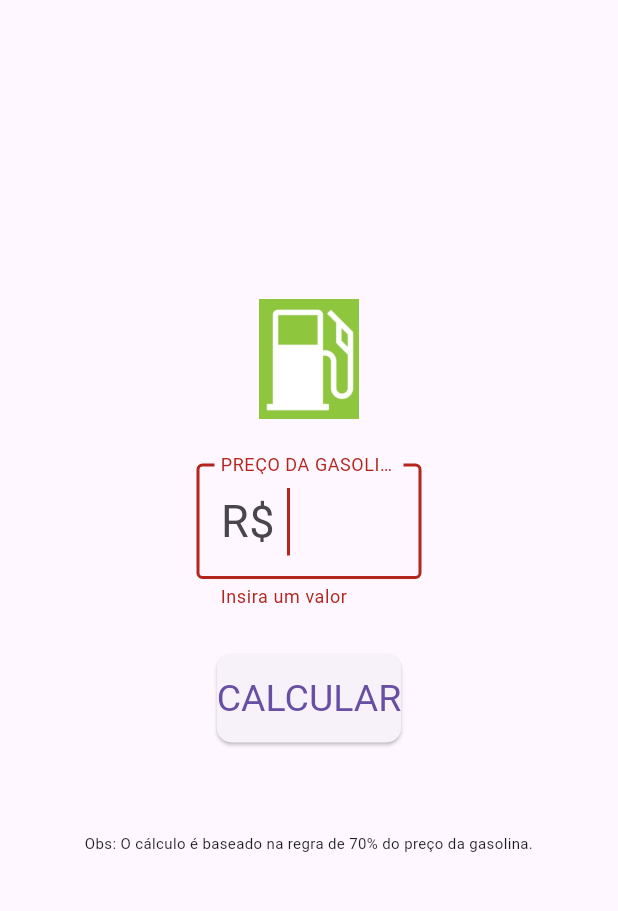
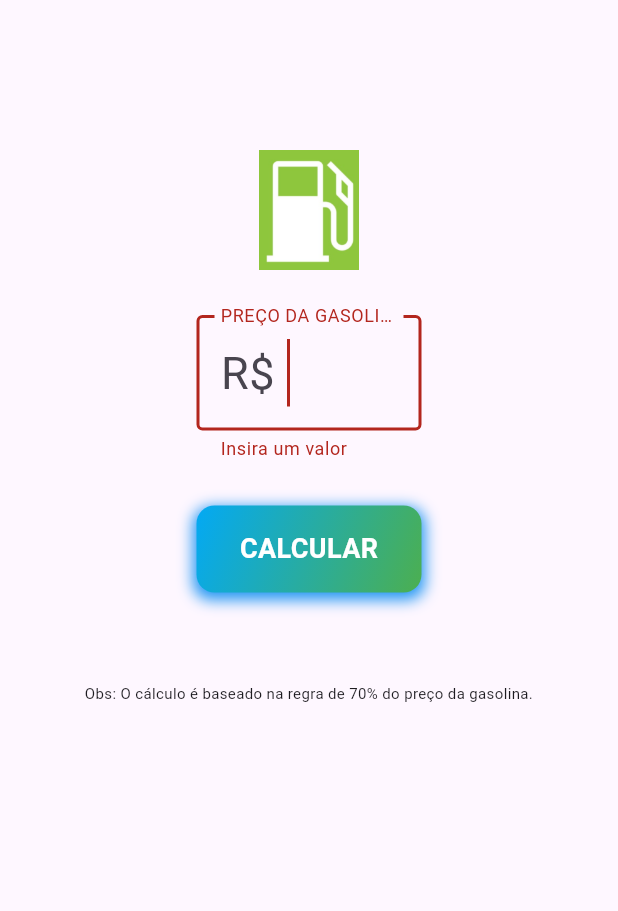
Before and after one commit to windmateus/gaso_alcool, a Flutter app: the screen it shows after launch, after a tap on "CALCULAR", on a phone screen of 412 x 824 dp, the part 84-995 px from its top. Run offline on Flutter 3.47's test engine with Material 3 defaults, Android fonts, the phone set to English and light mode, and no system bars.

Commit message:
Revisão de código e botão estilizado

```diff
--- a/lib/main.dart
+++ b/lib/main.dart
@@ -32,7 +32,8 @@ class MyApp extends StatelessWidget {
         ),
         elevatedButtonTheme: ElevatedButtonThemeData(
           style: ElevatedButton.styleFrom(
-            padding: EdgeInsets.symmetric(vertical: 15.0), // Preenchimento do botão
+            padding:
+                EdgeInsets.symmetric(vertical: 15.0), // Preenchimento do botão
             shape: RoundedRectangleBorder(
               borderRadius: BorderRadius.circular(10.0), // Bordas arredondadas
             ),
@@ -47,7 +48,6 @@ class MyApp extends StatelessWidget {
 
 class MyHomePage extends StatefulWidget {
   const MyHomePage({super.key, required this.title});
-
   final String title;
 
   @override
@@ -95,14 +95,16 @@ class _MyHomePageState extends State<MyHomePage> {
           final double valor = double.parse(texto.replaceAll(',', '.'));
           setState(() {
             _resultado = valor * 0.7;
-            _showResultContainer = true; // MOSTRA O CONTAINER APÓS CÁLCULO BEM-SUCEDIDO
-            _mensagem = 'Compre GASOLINA se preço do ALCOOL maior que: R\$ ${formatarDecimalBrasileiro(_resultado)}';
+            _showResultContainer =
+                true; // MOSTRA O CONTAINER APÓS CÁLCULO BEM-SUCEDIDO
+            _mensagem =
+                'Compre GASOLINA se preço do ALCOOL maior que: R\$ ${formatarDecimalBrasileiro(_resultado)}';
           });
-        }
-        catch (e) {
+        } catch (e) {
           // Em caso de erro de parsing, exibe snackbar e esconde o container
           ScaffoldMessenger.of(context).showSnackBar(
-            const SnackBar(content: Text('Valor inválido. Insira um número até 9,99.')),
+            const SnackBar(
+                content: Text('Valor inválido. Insira um número até 9,99.')),
           );
           setState(() {
             _resultado = 0.0;
@@ -122,7 +124,6 @@ class _MyHomePageState extends State<MyHomePage> {
         _showResultContainer = false;
       });
     }
-
   }
 
   @override
@@ -131,7 +132,6 @@ class _MyHomePageState extends State<MyHomePage> {
     _inputController.dispose();
     super.dispose();
   }
-
 
   @override
   Widget build(BuildContext context) {
@@ -145,7 +145,13 @@ class _MyHomePageState extends State<MyHomePage> {
             ),
           ),
         ),
-      body: Padding(
+        body: Stack(  // O Stack permite sobrepor e posicionar widgets
+          children: <Widget>[
+            Positioned(
+              top: 80.0,
+              left: 20.0,
+              right: 20.0,
+              child: Padding(
                 padding: const EdgeInsets.all(20.0),
                 child: Center(
                   child: Form(
@@ -153,7 +159,6 @@ class _MyHomePageState extends State<MyHomePage> {
                     child: Column(
                       mainAxisAlignment: MainAxisAlignment.center,
                       children: <Widget>[
-
                         Image.asset(
                           'images/bomba_combustivel.jpg',
                           height: 80,
@@ -162,20 +167,22 @@ class _MyHomePageState extends State<MyHomePage> {
 
                         SizedBox(
                           width: 150,
-              child:
-                TextFormField(
-                  style: const TextStyle(fontSize: 30, fontFamily: 'Roboto'),
+                          child: TextFormField(
+                            style: const TextStyle(
+                                fontSize: 30, fontFamily: 'Roboto'),
                             autofocus: true, // Foca no campo ao abrir a tela
                             // initialValue: formatarDecimalBrasileiro(6),
                             controller: _inputController,
-                  keyboardType: TextInputType.numberWithOptions(decimal: true),
+                            keyboardType:
+                                TextInputType.numberWithOptions(decimal: true),
                             inputFormatters: [
-                    FilteringTextInputFormatter.allow(RegExp(r'^\d(?:[\,]\d{0,2})?')), // Permite digitos, opcionalmente uma virgula/ponto e até 2 casas decimais
-                    // Nota: Uma implementação mais robusta para formatos monetários pode ser necessária dependendo da complexidade.
-                    // Esta regex é um ponto de partida.
+                              FilteringTextInputFormatter.allow(
+                                RegExp(r'^\d(?:[\,]\d{0,2})?')
+                                ), // Permite digitos, opcionalmente uma virgula/ponto e até 2 casas decimais
                             ],
                             decoration: InputDecoration(
-                    labelText: 'PREÇO DA GASOLINA',   // Valor até 9,99 em Reais
+                              labelText:
+                                  'PREÇO DA GASOLINA',
                               border: OutlineInputBorder(),
                               prefixText: 'R\$ ',
                             ),
@@ -183,11 +190,8 @@ class _MyHomePageState extends State<MyHomePage> {
                               if (value == null || value.isEmpty) {
                                 return 'Insira um valor';
                               }
-                    // Exemplo básico de validação se quiser garantir que se parece com um número
-                    // Uma validação mais completa pode converter para double e verificar
-                    if (!RegExp(r'^\d(?:[\,]\d{0,2})?').hasMatch(value)) {
-                      // Esta regex verifica um formato mais específico: digitos, opcionalmente virgula/ponto e EXATAMENTE 2 casas decimais
-                      // Ajuste conforme a sua necessidade de validação
+                              if (!RegExp(r'^\d(?:[\,]\d{0,2})?')
+                                  .hasMatch(value)) {   // Valor até 9,99 em Reais
                                 return 'Formato de moeda inválido';
                               }
                               return null; // Indica que o valor é válido
@@ -196,13 +200,52 @@ class _MyHomePageState extends State<MyHomePage> {
                         ),
 
                         SizedBox(height: _spacing),
-            ElevatedButton(
-              onPressed: _calcular,
-                style: ElevatedButton.styleFrom(
-                  // padding: const EdgeInsets.symmetric(vertical: 16.0),
-                  textStyle: const TextStyle(fontSize: 25, fontFamily: 'Roboto'),
+
+                        // ElevatedButton(
+                        //   onPressed: _calcular,
+                        //   style: ElevatedButton.styleFrom(
+                        //     // padding: const EdgeInsets.symmetric(vertical: 16.0),
+                        //     textStyle: const TextStyle(
+                        //         fontSize: 25, fontFamily: 'Roboto'),
+                        //   ),
+                        //   child: const Text('CALCULAR'),
+                        // ),
+
+                        SizedBox(
+                          width: 150, // Largura definida como 100 pixels
+                          child: GestureDetector(
+                            onTap: _calcular,
+                            child: Container(
+                              padding: const EdgeInsets.symmetric(
+                                  vertical: 16, horizontal: 16),
+                              decoration: BoxDecoration(
+                                gradient: const LinearGradient(
+                                  colors: [Colors.lightBlue, Colors.green],
+                                  begin: Alignment.topLeft,
+                                  end: Alignment.bottomRight,
                                 ),
-                child: const Text('CALCULAR'),
+                                borderRadius: BorderRadius.circular(12),
+                                boxShadow: [
+                                  BoxShadow(
+                                    color: Colors.blue,
+                                    spreadRadius: 2,
+                                    blurRadius: 8,
+                                    offset: const Offset(0, 3),
+                                  ),
+                                ],
+                              ),
+                              child: const Center(
+                                child: Text(
+                                  'CALCULAR',
+                                  style: TextStyle(
+                                    color: Colors.white,
+                                    fontSize: 18,
+                                    fontWeight: FontWeight.bold,
+                                  ),
+                                ),
+                              ),
+                            ),
+                          ),
                         ),
 
                         SizedBox(height: _spacing),
@@ -211,21 +254,27 @@ class _MyHomePageState extends State<MyHomePage> {
                         // O AnimatedSwitcher e seu conteúdo só serão construídos se _showResultContainer for true
                         if (_showResultContainer)
                           AnimatedSwitcher(
-                duration: const Duration(milliseconds: 500), // Duração da animação
-                transitionBuilder: (Widget child, Animation<double> animation) {
+                            duration: const Duration(
+                                milliseconds: 500), // Duração da animação
+                            transitionBuilder:
+                                (Widget child, Animation<double> animation) {
                               // Efeito de fade e scale ao mudar o resultado
                               return FadeTransition(
                                 opacity: animation,
-                    child: ScaleTransition(scale: animation, child: child),
+                                child: ScaleTransition(
+                                    scale: animation, child: child),
                               );
                             },
                             child: Container(
                               // A chave precisa ser única para que AnimatedSwitcher detecte a mudança
                               key: ValueKey<String>(_mensagem),
-                  padding: const EdgeInsets.symmetric(vertical: 12.0, horizontal: 10.0),
+                              padding: const EdgeInsets.symmetric(
+                                  vertical: 12.0, horizontal: 10.0),
                               decoration: BoxDecoration(
-                    color: Theme.of(context).cardColor, // Usa a cor de fundo do Card do tema
-                    borderRadius: BorderRadius.circular(10.0), // Cantos arredondados
+                                color: Theme.of(context)
+                                    .cardColor, // Usa a cor de fundo do Card do tema
+                                borderRadius: BorderRadius.circular(
+                                    10.0), // Cantos arredondados
                                 boxShadow: [
                                   BoxShadow(
                                     color: Colors.blue.shade100, // Sombra azul sutil
@@ -236,15 +285,15 @@ class _MyHomePageState extends State<MyHomePage> {
                                 ],
                               ),
                               child: Column(
-                    mainAxisSize: MainAxisSize.min, // Ocupa o mínimo de espaço vertical necessário
+                                mainAxisSize: MainAxisSize
+                                    .min, // Ocupa o mínimo de espaço vertical necessário
                                 children: [
-
-                    Text(
-                      _mensagem,
-                      style: TextStyle(fontSize: 18, color: Colors.green.shade700, fontWeight: FontWeight.bold),
-                      textAlign: TextAlign.center
-                    ),
-
+                                  Text(_mensagem,
+                                      style: TextStyle(
+                                          fontSize: 18,
+                                          color: Colors.green.shade700,
+                                          fontWeight: FontWeight.bold),
+                                      textAlign: TextAlign.center),
                                 ],
                               ),
                             ),
@@ -257,12 +306,13 @@ class _MyHomePageState extends State<MyHomePage> {
                           style: TextStyle(fontSize: 10, fontFamily: 'Roboto'),
                           textAlign: TextAlign.center,
                         ),
-
                       ],
                     ),
                   ),
                 ),
               ),
-    );
+            ),
+          ],
+        ));
   }
 }
```
Lines whose indentation alone changed are shown as unchanged.
